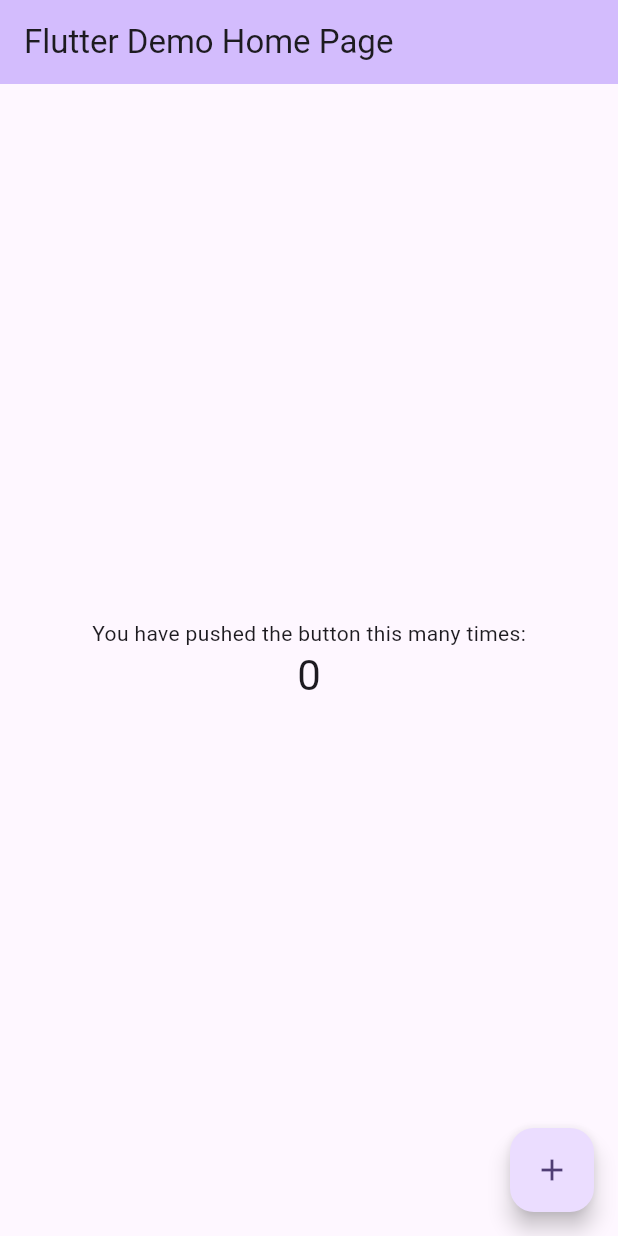
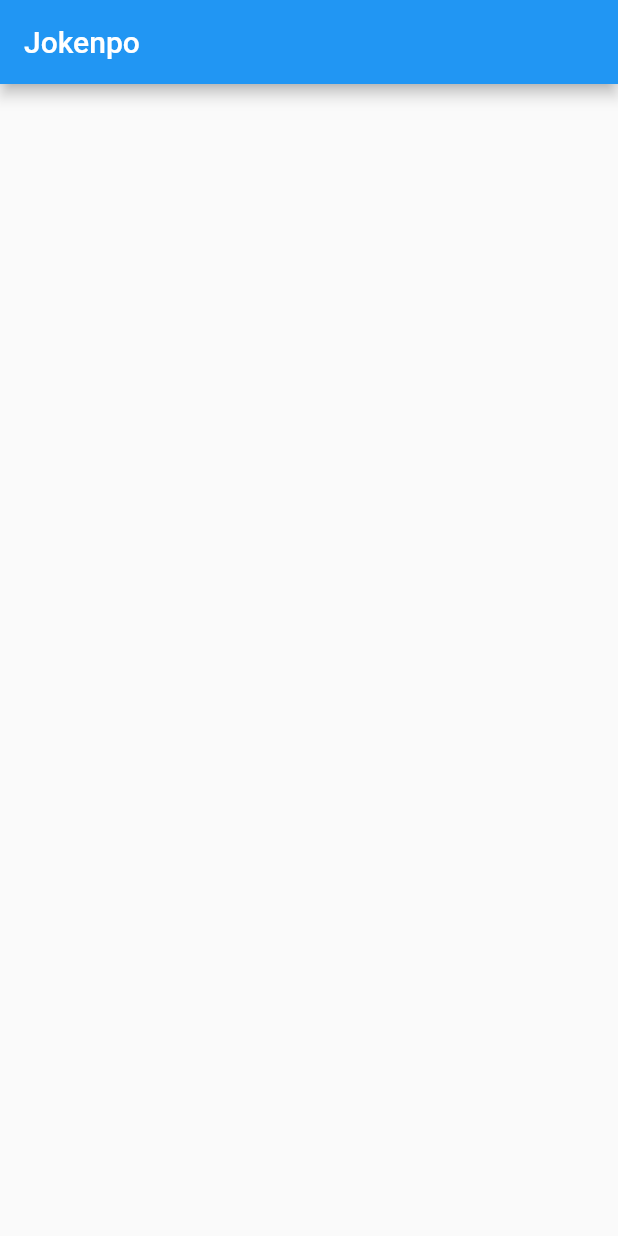
Before and after one commit to DGadonski/jokenpo, a Flutter app: the screen it shows after launch, on a phone screen of 412 x 824 dp. Run offline on Flutter 3.47's test engine with Material 2 defaults, Android fonts, the phone set to English and light mode, and no system bars.

Commit message:
Criação do Layout básico Scaffold.

```diff
--- a/lib/main.dart
+++ b/lib/main.dart
@@ -1,125 +1,28 @@
+// ignore_for_file: prefer_const_constructors
+
 import 'package:flutter/material.dart';
 
-void main() {
-  runApp(const MyApp());
+main() {
+  runApp(Jokenpo());
 }
 
-class MyApp extends StatelessWidget {
-  const MyApp({super.key});
+class Jokenpo extends StatefulWidget {
+  const Jokenpo({super.key});
 
-  // This widget is the root of your application.
+  @override
+  State<Jokenpo> createState() => _JokenpoState();
+}
+
+class _JokenpoState extends State<Jokenpo> {
   @override
   Widget build(BuildContext context) {
     return MaterialApp(
-      title: 'Flutter Demo',
-      theme: ThemeData(
-        // This is the theme of your application.
-        //
-        // TRY THIS: Try running your application with "flutter run". You'll see
-        // the application has a blue toolbar. Then, without quitting the app,
-        // try changing the seedColor in the colorScheme below to Colors.green
-        // and then invoke "hot reload" (save your changes or press the "hot
-        // reload" button in a Flutter-supported IDE, or press "r" if you used
-        // the command line to start the app).
-        //
-        // Notice that the counter didn't reset back to zero; the application
-        // state is not lost during the reload. To reset the state, use hot
-        // restart instead.
-        //
-        // This works for code too, not just values: Most code changes can be
-        // tested with just a hot reload.
-        colorScheme: ColorScheme.fromSeed(seedColor: Colors.deepPurple),
-        useMaterial3: true,
+      home: Scaffold(
+        appBar: AppBar(
+          title: Text('Jokenpo'),
+        ),
+        body: Container(),
       ),
-      home: const MyHomePage(title: 'Flutter Demo Home Page'),
     );
   }
 }
-
-class MyHomePage extends StatefulWidget {
-  const MyHomePage({super.key, required this.title});
-
-  // This widget is the home page of your application. It is stateful, meaning
-  // that it has a State object (defined below) that contains fields that affect
-  // how it looks.
-
-  // This class is the configuration for the state. It holds the values (in this
-  // case the title) provided by the parent (in this case the App widget) and
-  // used by the build method of the State. Fields in a Widget subclass are
-  // always marked "final".
-
-  final String title;
-
-  @override
-  State<MyHomePage> createState() => _MyHomePageState();
-}
-
-class _MyHomePageState extends State<MyHomePage> {
-  int _counter = 0;
-
-  void _incrementCounter() {
-    setState(() {
-      // This call to setState tells the Flutter framework that something has
-      // changed in this State, which causes it to rerun the build method below
-      // so that the display can reflect the updated values. If we changed
-      // _counter without calling setState(), then the build method would not be
-      // called again, and so nothing would appear to happen.
-      _counter++;
-    });
-  }
-
-  @override
-  Widget build(BuildContext context) {
-    // This method is rerun every time setState is called, for instance as done
-    // by the _incrementCounter method above.
-    //
-    // The Flutter framework has been optimized to make rerunning build methods
-    // fast, so that you can just rebuild anything that needs updating rather
-    // than having to individually change instances of widgets.
-    return Scaffold(
-      appBar: AppBar(
-        // TRY THIS: Try changing the color here to a specific color (to
-        // Colors.amber, perhaps?) and trigger a hot reload to see the AppBar
-        // change color while the other colors stay the same.
-        backgroundColor: Theme.of(context).colorScheme.inversePrimary,
-        // Here we take the value from the MyHomePage object that was created by
-        // the App.build method, and use it to set our appbar title.
-        title: Text(widget.title),
-      ),
-      body: Center(
-        // Center is a layout widget. It takes a single child and positions it
-        // in the middle of the parent.
-        child: Column(
-          // Column is also a layout widget. It takes a list of children and
-          // arranges them vertically. By default, it sizes itself to fit its
-          // children horizontally, and tries to be as tall as its parent.
-          //
-          // Column has various properties to control how it sizes itself and
-          // how it positions its children. Here we use mainAxisAlignment to
-          // center the children vertically; the main axis here is the vertical
-          // axis because Columns are vertical (the cross axis would be
-          // horizontal).
-          //
-          // TRY THIS: Invoke "debug painting" (choose the "Toggle Debug Paint"
-          // action in the IDE, or press "p" in the console), to see the
-          // wireframe for each widget.
-          mainAxisAlignment: MainAxisAlignment.center,
-          children: <Widget>[
-            const Text(
-              'You have pushed the button this many times:',
-            ),
-            Text(
-              '$_counter',
-              style: Theme.of(context).textTheme.headlineMedium,
-            ),
-          ],
-        ),
-      ),
-      floatingActionButton: FloatingActionButton(
-        onPressed: _incrementCounter,
-        tooltip: 'Increment',
-        child: const Icon(Icons.add),
-      ), // This trailing comma makes auto-formatting nicer for build methods.
-    );
-  }
-}
```
